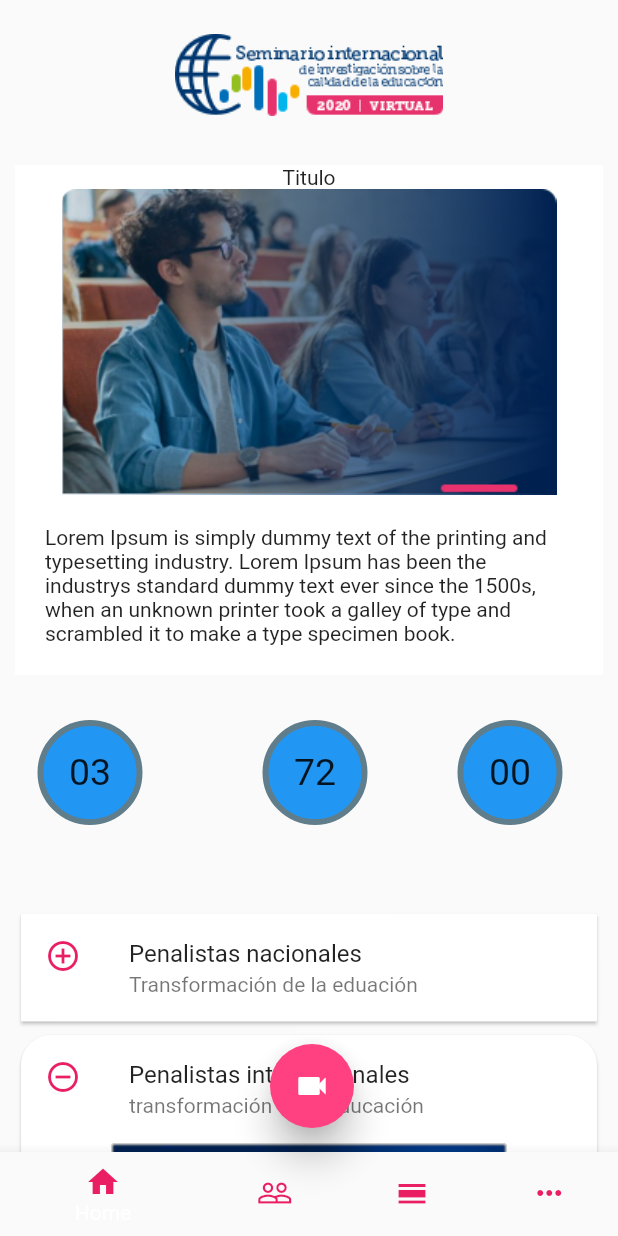
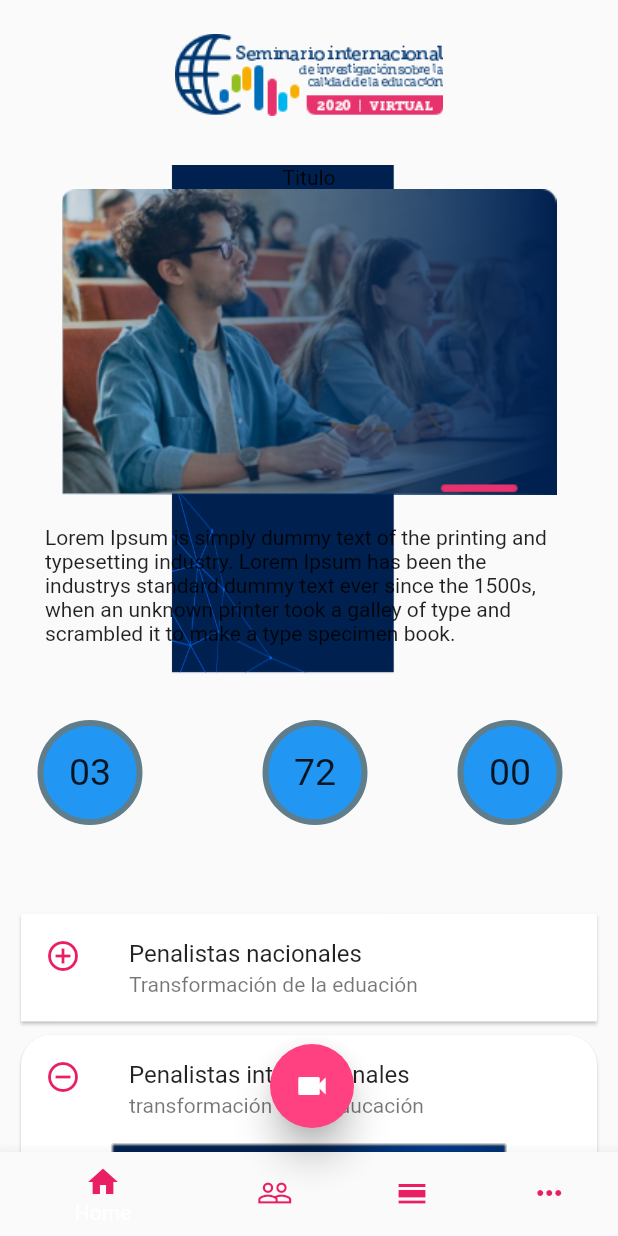
Before and after one commit to sdtorresl/icfesapp, a Flutter app: the screen it shows after launch, on a phone screen of 412 x 824 dp. Run offline on Flutter 3.47's test engine with Material 2 defaults, Android fonts, the phone set to English and light mode, and no system bars; our stand-ins replace font_awesome_flutter.

Commit message:
correción

```diff
--- a/lib/page/home_page.dart
+++ b/lib/page/home_page.dart
@@ -33,7 +33,10 @@ class HomePage extends StatelessWidget {
               title: new Text('Salas'),
             ),
             BottomNavigationBarItem(
-              icon: new Icon(Icons.calendar_view_day, color: Colors.pink),
+              icon: new Icon(
+                Icons.calendar_view_day,
+                color: Colors.pink,
+              ),
               title: new Text('Seciones'),
             ),
             BottomNavigationBarItem(
@@ -108,15 +111,15 @@ Widget _cardTipo1() {
       ],
     ),
   );
+
   return Container(
-    decoration: BoxDecoration(color: Colors.white, boxShadow: <BoxShadow>[
-      BoxShadow(
-        color: Colors.black26,
-        blurRadius: 0,
-        spreadRadius: 0,
-        offset: Offset(0, 0),
-      )
-    ]),
+    decoration: new BoxDecoration(
+        image: new DecorationImage(
+      fit: BoxFit.fill,
+      image: AssetImage(
+        "assets/img/Group 194.png",
+      ),
+    )),
     child: ClipRRect(
       borderRadius: BorderRadius.circular(40.0),
       child: card,
```
Also changed, not shown: assets/img/Group 194.png (added).
